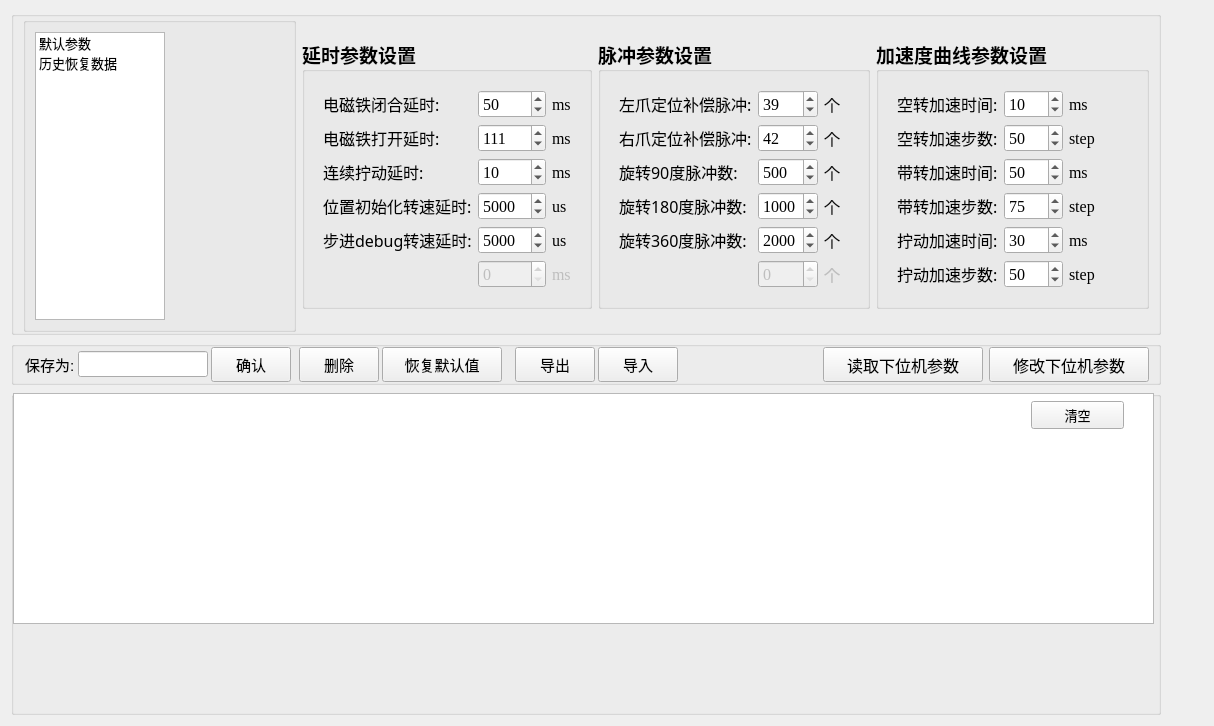
Old version of the form Cube_Explorer_SPFA_with_Qt/qtWindows/DataSheetWidget.ui in the repository hovnySiLenCe/Cube_Explorer_SPFA_with_Qt.
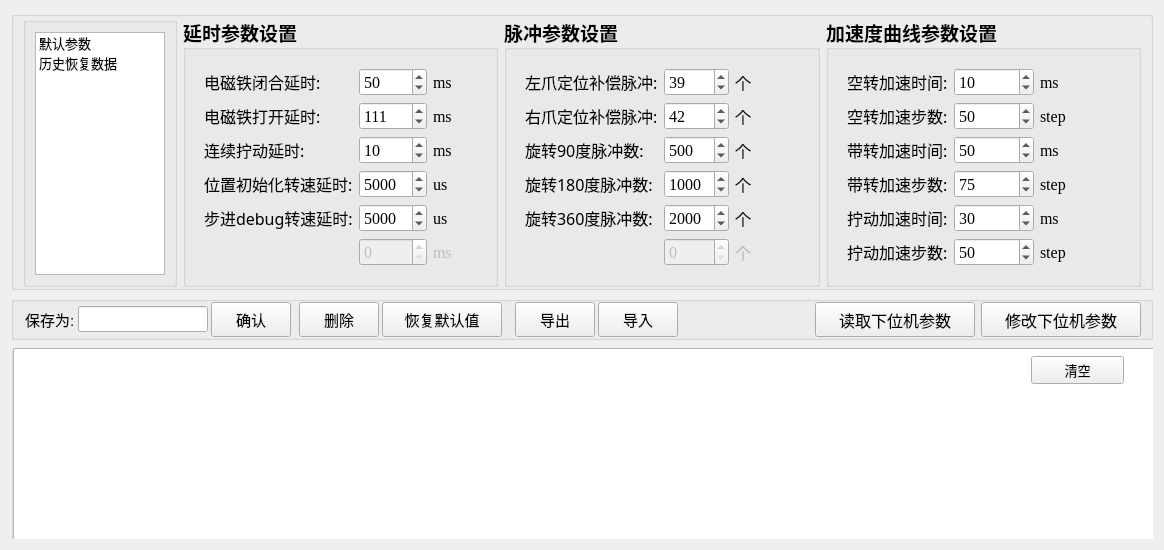
New version of the form.

```diff
--- a/Cube_Explorer_SPFA_with_Qt/qtWindows/DataSheetWidget.ui
+++ b/Cube_Explorer_SPFA_with_Qt/qtWindows/DataSheetWidget.ui
@@ -6,8 +6,8 @@
    <rect>
     <x>0</x>
     <y>0</y>
-    <width>1214</width>
-    <height>726</height>
+    <width>1160</width>
+    <height>550</height>
    </rect>
   </property>
   <property name="sizePolicy">
@@ -59,7 +59,7 @@
       <item>
        <widget class="QGroupBox" name="StrategyGroupBox">
         <property name="sizePolicy">
-         <sizepolicy hsizetype="Preferred" vsizetype="Preferred">
+         <sizepolicy hsizetype="Maximum" vsizetype="Preferred">
           <horstretch>0</horstretch>
           <verstretch>0</verstretch>
          </sizepolicy>
@@ -1007,9 +1007,15 @@
                <verstretch>0</verstretch>
               </sizepolicy>
              </property>
-             <property name="maximumSize">
+             <property name="minimumSize">
               <size>
                <width>130</width>
+               <height>0</height>
+              </size>
+             </property>
+             <property name="maximumSize">
+              <size>
+               <width>60</width>
                <height>16777215</height>
               </size>
              </property>
```
